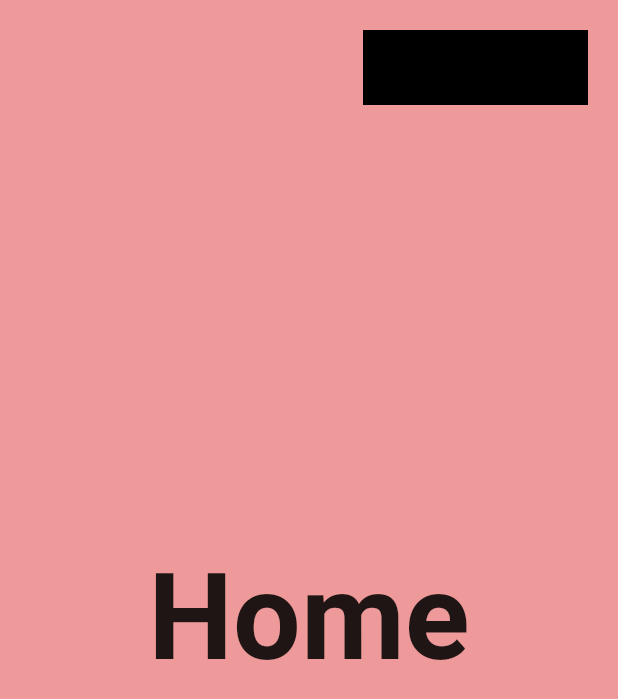
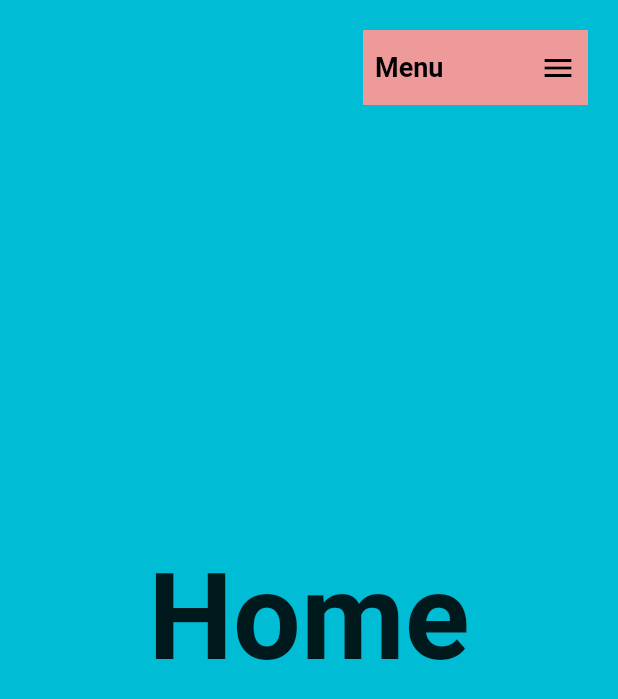
Before and after one commit to emmanuelbeltre/vertical_landing_page, a Flutter app: the screen it shows after launch, on a phone screen of 412 x 824 dp. Shown: the top 699 px of the screen. Run offline on Flutter 3.47's test engine with Material 2 defaults, Android fonts, the light colour scheme and no system bars; our stand-ins replace fluro, google_fonts.

Commit message:
Custom app menu added

```diff
--- a/lib/ui/pages/home_page.dart
+++ b/lib/ui/pages/home_page.dart
@@ -1,4 +1,6 @@
 import 'package:flutter/material.dart';
+
+import 'package:vertical_landing_page/ui/shared/custom_app_menu.dart';
 import 'package:vertical_landing_page/ui/views/about_view.dart';
 import 'package:vertical_landing_page/ui/views/contact_view.dart';
 
@@ -11,22 +13,23 @@
   Widget build(BuildContext context) {
     return Scaffold(
       body: Container(
+        decoration: buildBoxDecoration(),
         child: Stack(
           children: [
             _HomeBody(),
-            Positioned(
-                right: 20,
-                top: 20,
-                child: Container(
-                  width: 150,
-                  height: 50,
-                  color: Colors.black,
-                ))
+            Positioned(right: 20, top: 20, child: CustomAppMenu())
           ],
         ),
       ),
     );
   }
+
+  BoxDecoration buildBoxDecoration() => const BoxDecoration(
+      gradient: LinearGradient(
+          colors: [Colors.cyan, Colors.orange],
+          begin: Alignment.topCenter,
+          end: Alignment.bottomCenter,
+          stops: [0.5, 0.5]));
 }
 
 class _HomeBody extends StatelessWidget {
--- /dev/null
+++ b/lib/ui/shared/custom_app_menu.dart
@@ -0,0 +1,36 @@
+import 'package:flutter/material.dart';
+import 'package:google_fonts/google_fonts.dart';
+
+class CustomAppMenu extends StatelessWidget {
+  const CustomAppMenu({Key? key}) : super(key: key);
+
+  @override
+  Widget build(BuildContext context) {
+    return MouseRegion(
+      cursor: SystemMouseCursors.click,
+      child: GestureDetector(
+        onTap: (() => print('Click')),
+        child: Container(
+          padding: const EdgeInsets.symmetric(horizontal: 8.0),
+          width: 150,
+          height: 50,
+          color: Colors.red[200],
+          child: Row(
+            children: [
+              Text('Menu',
+                  style: GoogleFonts.roboto(
+                      color: Colors.black,
+                      fontWeight: FontWeight.bold,
+                      fontSize: 18)),
+              Spacer(),
+              Icon(
+                Icons.menu,
+                color: Colors.black,
+              )
+            ],
+          ),
+        ),
+      ),
+    );
+  }
+}
--- a/lib/ui/views/home_view.dart
+++ b/lib/ui/views/home_view.dart
@@ -5,7 +5,8 @@
   @override
   Widget build(BuildContext context) {
     return Container(
-      color: Colors.red[200],
+      // color: Colors.red[200],
+      color: Colors.cyan,
       child: Center(
         child: FittedBox(
           child: Text(
--- a/lib/ui/views/location_view.dart
+++ b/lib/ui/views/location_view.dart
@@ -5,7 +5,7 @@
   @override
   Widget build(BuildContext context) {
     return Container(
-      color: Colors.teal,
+      color: Colors.orange,
       child: Center(
         child: FittedBox(
           child: Text(
--- a/lib/ui/views/pricing_view.dart
+++ b/lib/ui/views/pricing_view.dart
@@ -5,7 +5,7 @@
   @override
   Widget build(BuildContext context) {
     return Container(
-      color: Colors.indigoAccent[300],
+      color: Colors.blueGrey[300],
       child: Center(
         child: FittedBox(
           child: Text(
```
